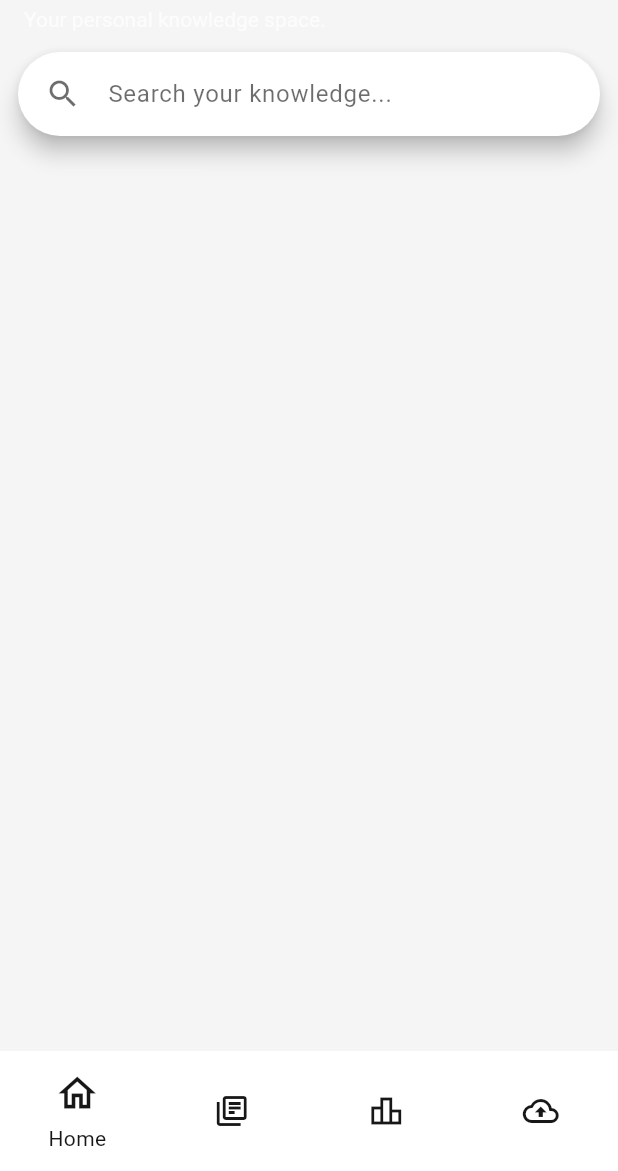
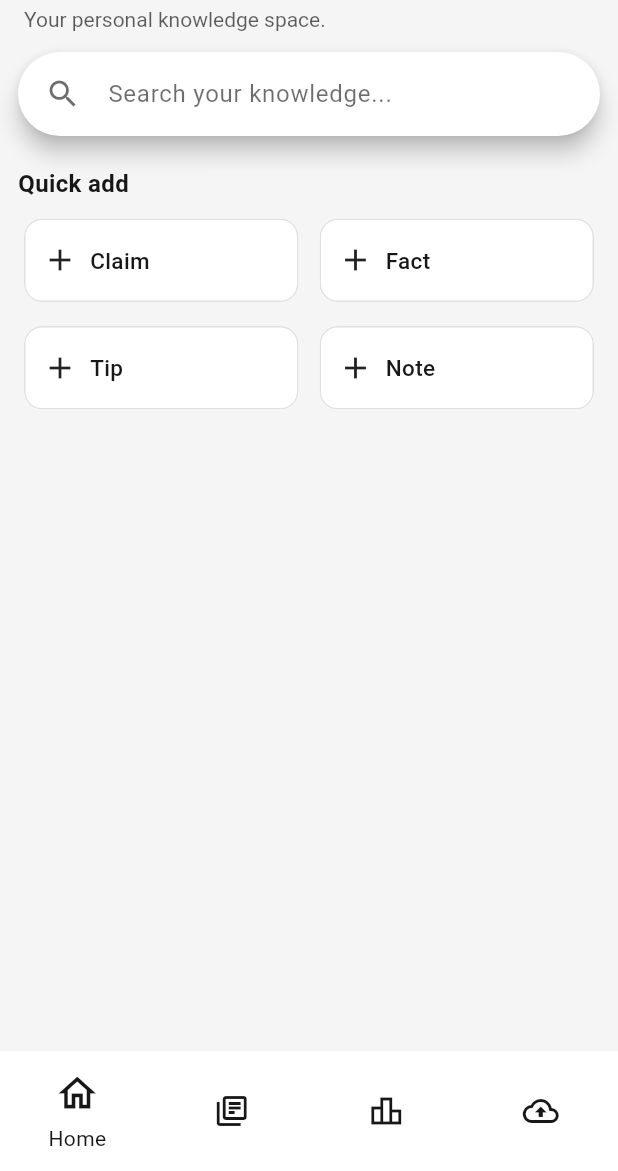
Before and after one commit to zubairehmad/recall, a Flutter app: the screen it shows after launch, on a phone screen of 412 x 824 dp, the part 65-1236 px from its top. Run offline on Flutter 3.47's test engine with Material 3 defaults, Android fonts, the phone set to English and light mode, and no system bars.

Commit message:
add quick add section UI

```diff
--- a/lib/features/home/screens/home_screen.dart
+++ b/lib/features/home/screens/home_screen.dart
@@ -1,16 +1,22 @@
 import 'package:flutter/material.dart';
 
 import '../widgets/custom_search_bar.dart';
+import '../widgets/quick_add_section.dart';
 
 class HomeScreen extends StatelessWidget {
   const HomeScreen({super.key});
 
   @override
   Widget build(BuildContext context) {
+    const EdgeInsetsGeometry padding = EdgeInsets.symmetric(
+      horizontal: 12,
+      vertical: 10,
+    );
+
     return Scaffold(
       body: CustomScrollView(
         slivers: [
-          SliverToBoxAdapter(
+          const SliverToBoxAdapter(
             child: SizedBox(height: 12),
           ),
           SliverAppBar(
@@ -27,20 +33,23 @@ class HomeScreen extends StatelessWidget {
                   style: TextStyle(
                     fontSize: 14,
                     fontWeight: FontWeight.normal,
-                    color: Colors.white70,
+                    color: Theme.of(
+                      context,
+                    ).colorScheme.onSurface.withAlpha(178),
                   ),
                 ),
               ],
             ),
           ),
-          SliverToBoxAdapter(
+          const SliverToBoxAdapter(
             child: Padding(
-              padding: EdgeInsetsGeometry.symmetric(
-                horizontal: 12,
-                vertical: 10,
-              ),
+              padding: padding,
               child: CustomSearchBar(),
             ),
+          ),
+          const SliverPadding(
+            padding: padding,
+            sliver: QuickAddSection(),
           ),
         ],
       ),
--- /dev/null
+++ b/lib/features/home/widgets/quick_add_section.dart
@@ -0,0 +1,87 @@
+import 'package:flutter/material.dart';
+
+class QuickAddSection extends StatelessWidget {
+  const QuickAddSection({super.key});
+
+  @override
+  Widget build(BuildContext context) {
+    return SliverMainAxisGroup(
+      slivers: [
+        const SliverToBoxAdapter(
+          child: Text(
+            'Quick add',
+            style: TextStyle(
+              fontWeight: FontWeight.bold,
+              fontSize: 16,
+            ),
+          ),
+        ),
+        const SliverToBoxAdapter(
+          child: SizedBox(height: 8),
+        ),
+        SliverGrid(
+          gridDelegate: const SliverGridDelegateWithFixedCrossAxisCount(
+            crossAxisCount: 2,
+            crossAxisSpacing: 6,
+            mainAxisSpacing: 8,
+            childAspectRatio: 3,
+          ),
+          delegate: SliverChildListDelegate([
+            _GridElement(
+              title: 'Claim',
+              onPressed: () {},
+            ),
+            _GridElement(
+              title: 'Fact',
+              onPressed: () {},
+            ),
+            _GridElement(
+              title: 'Tip',
+              onPressed: () {},
+            ),
+            _GridElement(
+              title: 'Note',
+              onPressed: () {},
+            ),
+          ]),
+        ),
+      ],
+    );
+  }
+}
+
+class _GridElement extends StatelessWidget {
+  final String title;
+  final VoidCallback onPressed;
+
+  const _GridElement({
+    required this.title,
+    required this.onPressed,
+  });
+
+  @override
+  Widget build(BuildContext context) {
+    return Card(
+      clipBehavior: Clip.antiAlias,
+      child: InkWell(
+        onTap: onPressed,
+        child: Padding(
+          padding: const EdgeInsets.symmetric(horizontal: 12, vertical: 8),
+          child: Row(
+            children: [
+              const Icon(Icons.add),
+              const SizedBox(width: 8),
+              Text(
+                title,
+                style: const TextStyle(
+                  fontSize: 15,
+                  fontWeight: FontWeight.w500,
+                ),
+              ),
+            ],
+          ),
+        ),
+      ),
+    );
+  }
+}
```
